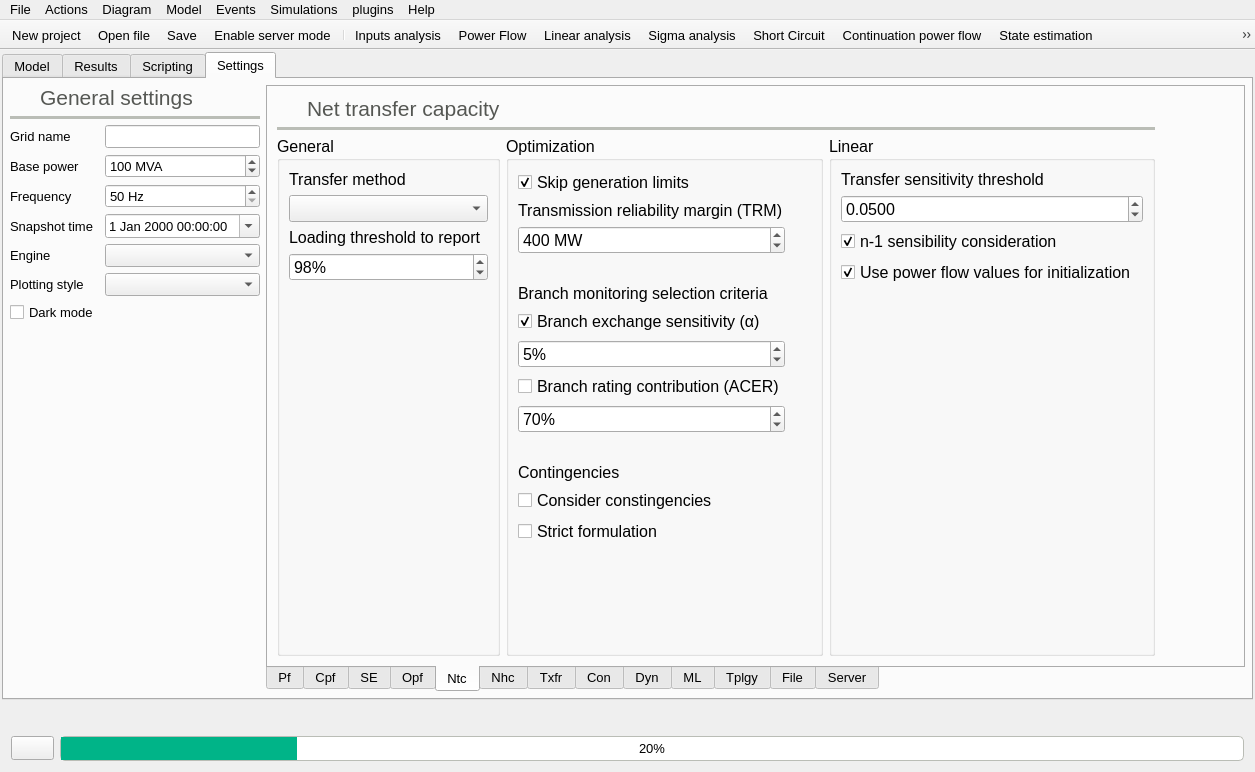
Qt form src/VeraGrid/Gui/Main/MainWindow.ui (SanPen/VeraGrid) before a commit.
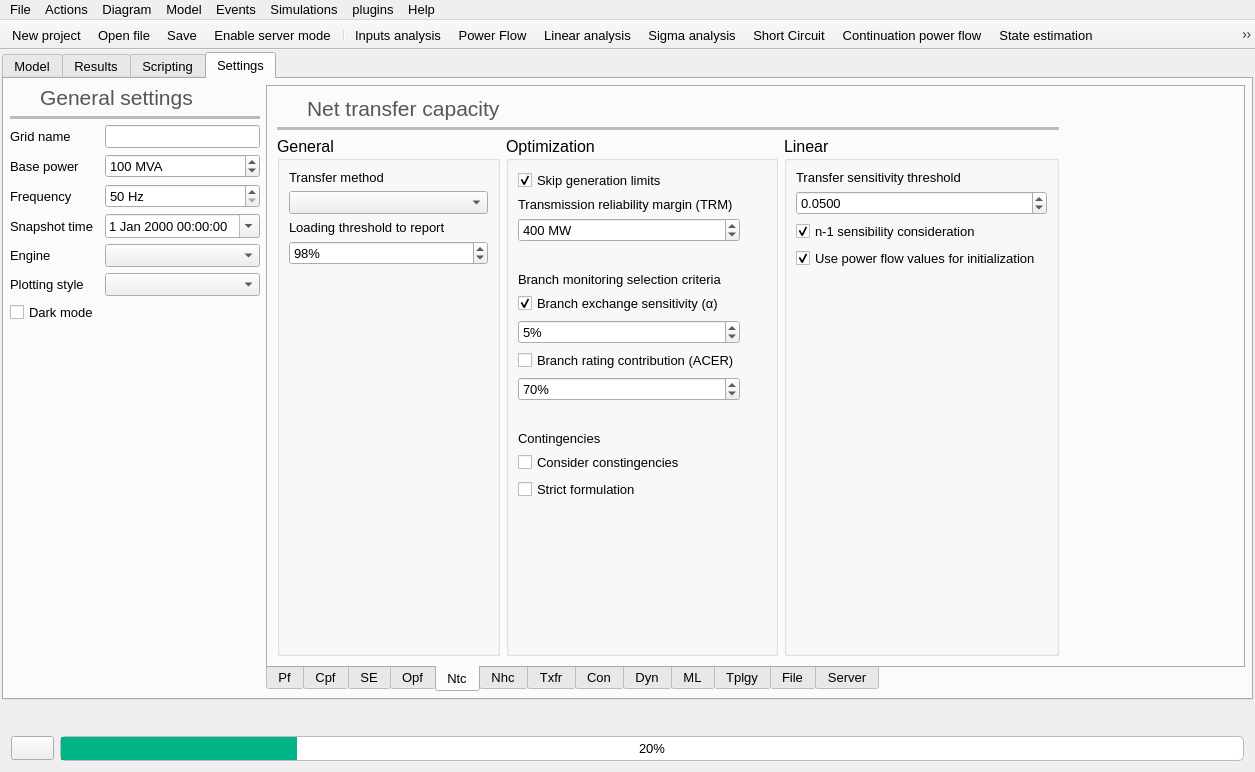
The same form after that commit. The open tabs and pages were chosen to show the change. Icons and pictures are not drawn.

What changed in the file:
```diff
--- a/src/VeraGrid/Gui/Main/MainWindow.ui
+++ b/src/VeraGrid/Gui/Main/MainWindow.ui
@@ -5838,6 +5838,11 @@
               <layout class="QGridLayout" name="gridLayout_15">
                <item row="7" column="0">
                 <widget class="QCheckBox" name="ntcSelectBasedOnAcerCriteriaCheckBox">
+                 <property name="font">
+                  <font>
+                   <pointsize>10</pointsize>
+                  </font>
+                 </property>
                  <property name="toolTip">
                   <string>&lt;html&gt;&lt;head/&gt;&lt;body&gt;&lt;p&gt;This criteria springs from the ACER (Agency for the Cooperation for Energy Regulators).&lt;/p&gt;&lt;p&gt;It determines that a branch is only relevant to be considered in a NTC calculation if the flow due to the exchange is over a percentage (70%) &lt;/p&gt;&lt;p&gt;&lt;br/&gt;&lt;/p&gt;&lt;p&gt;A branch is monitored only if:&lt;/p&gt;&lt;p&gt;(branch_rate * 70%) / branch_alpha &amp;lt;= total exchange rating&lt;/p&gt;&lt;/body&gt;&lt;/html&gt;</string>
                  </property>
@@ -5848,6 +5853,11 @@
                </item>
                <item row="0" column="0" colspan="2">
                 <widget class="QCheckBox" name="skipNtcGenerationLimitsCheckBox">
+                 <property name="font">
+                  <font>
+                   <pointsize>10</pointsize>
+                  </font>
+                 </property>
                  <property name="toolTip">
                   <string>If activated, the generation limits are not considered</string>
                  </property>
@@ -5861,6 +5871,11 @@
                </item>
                <item row="2" column="0">
                 <widget class="QSpinBox" name="trmSpinBox">
+                 <property name="font">
+                  <font>
+                   <pointsize>10</pointsize>
+                  </font>
+                 </property>
                  <property name="suffix">
                   <string> MW</string>
                  </property>
@@ -5880,6 +5895,11 @@
                </item>
                <item row="11" column="0" colspan="2">
                 <widget class="QCheckBox" name="consider_ntc_contingencies_checkBox">
+                 <property name="font">
+                  <font>
+                   <pointsize>10</pointsize>
+                  </font>
+                 </property>
                  <property name="toolTip">
                   <string>If checked, the NTC optimization will use the system declared contingencies</string>
                  </property>
@@ -5890,6 +5910,11 @@
                </item>
                <item row="5" column="0">
                 <widget class="QCheckBox" name="ntcSelectBasedOnExchangeSensitivityCheckBox">
+                 <property name="font">
+                  <font>
+                   <pointsize>10</pointsize>
+                  </font>
+                 </property>
                  <property name="toolTip">
                   <string>&lt;html&gt;&lt;head/&gt;&lt;body&gt;&lt;p&gt;A branch is monitored solely based on its contribution to the inter-area excahge sensitivity. Therefore a branch is selected if it's alpha value is greater than the set alpha %&lt;/p&gt;&lt;/body&gt;&lt;/html&gt;</string>
                  </property>
@@ -5903,6 +5928,11 @@
                </item>
                <item row="8" column="0">
                 <widget class="QSpinBox" name="ntcLoadRuleSpinBox">
+                 <property name="font">
+                  <font>
+                   <pointsize>10</pointsize>
+                  </font>
+                 </property>
                  <property name="suffix">
                   <string>%</string>
                  </property>
@@ -5982,7 +6012,7 @@
                  </property>
                  <property name="font">
                   <font>
-                   <pointsize>12</pointsize>
+                   <pointsize>10</pointsize>
                    <bold>false</bold>
                   </font>
                  </property>
@@ -6033,6 +6063,11 @@
                    </disabled>
                   </palette>
                  </property>
+                 <property name="font">
+                  <font>
+                   <pointsize>10</pointsize>
+                  </font>
+                 </property>
                  <property name="text">
                   <string>Contingencies</string>
                  </property>
@@ -6040,6 +6075,11 @@
                </item>
                <item row="6" column="0">
                 <widget class="QSpinBox" name="ntcAlphaSpinBox">
+                 <property name="font">
+                  <font>
+                   <pointsize>10</pointsize>
+                  </font>
+                 </property>
                  <property name="toolTip">
                   <string>Minimum exchange contribution (Alpha)</string>
                  </property>
@@ -6056,6 +6096,11 @@
                </item>
                <item row="1" column="0">
                 <widget class="QLabel" name="label_231">
+                 <property name="font">
+                  <font>
+                   <pointsize>10</pointsize>
+                  </font>
+                 </property>
                  <property name="toolTip">
                   <string>Transmission reliability margin (TRM)</string>
                  </property>
@@ -6066,6 +6111,11 @@
                </item>
                <item row="12" column="0" colspan="2">
                 <widget class="QCheckBox" name="strict_ntc_formulation_checkBox">
+                 <property name="font">
+                  <font>
+                   <pointsize>10</pointsize>
+                  </font>
+                 </property>
                  <property name="toolTip">
                   <string>More strict NTC Formulation: No slacks of any type and specific monitoring criteria</string>
                  </property>
@@ -6103,6 +6153,11 @@
                </item>
                <item row="3" column="0">
                 <widget class="QLabel" name="label_30">
+                 <property name="font">
+                  <font>
+                   <pointsize>10</pointsize>
+                  </font>
+                 </property>
                  <property name="text">
                   <string>Loading threshold to report</string>
                  </property>
@@ -6110,6 +6165,11 @@
                </item>
                <item row="1" column="0">
                 <widget class="QLabel" name="label_77">
+                 <property name="font">
+                  <font>
+                   <pointsize>10</pointsize>
+                  </font>
+                 </property>
                  <property name="text">
                   <string>Transfer method</string>
                  </property>
@@ -6117,6 +6177,11 @@
                </item>
                <item row="4" column="0">
                 <widget class="QSpinBox" name="ntcReportLoadingThresholdSpinBox">
+                 <property name="font">
+                  <font>
+                   <pointsize>10</pointsize>
+                  </font>
+                 </property>
                  <property name="suffix">
                   <string>%</string>
                  </property>
@@ -6129,7 +6194,13 @@
                 </widget>
                </item>
                <item row="2" column="0">
-                <widget class="QComboBox" name="transferMethodComboBox"/>
+                <widget class="QComboBox" name="transferMethodComboBox">
+                 <property name="font">
+                  <font>
+                   <pointsize>10</pointsize>
+                  </font>
+                 </property>
+                </widget>
                </item>
               </layout>
              </widget>
@@ -6241,6 +6312,11 @@
               <layout class="QGridLayout" name="gridLayout_29">
                <item row="0" column="0" colspan="2">
                 <widget class="QLabel" name="label_62">
+                 <property name="font">
+                  <font>
+                   <pointsize>10</pointsize>
+                  </font>
+                 </property>
                  <property name="text">
                   <string>Transfer sensitivity threshold</string>
                  </property>
@@ -6248,6 +6324,11 @@
                </item>
                <item row="2" column="0" colspan="2">
                 <widget class="QCheckBox" name="n1ConsiderationCheckBox">
+                 <property name="font">
+                  <font>
+                   <pointsize>10</pointsize>
+                  </font>
+                 </property>
                  <property name="text">
                   <string>n-1 sensibility consideration</string>
                  </property>
@@ -6271,6 +6352,11 @@
                </item>
                <item row="1" column="0" colspan="2">
                 <widget class="QDoubleSpinBox" name="atcThresholdSpinBox">
+                 <property name="font">
+                  <font>
+                   <pointsize>10</pointsize>
+                  </font>
+                 </property>
                  <property name="toolTip">
                   <string>Threshold used to discard insensitive branches</string>
                  </property>
@@ -6290,6 +6376,11 @@
                </item>
                <item row="3" column="0">
                 <widget class="QCheckBox" name="usePfValuesForAtcCheckBox">
+                 <property name="font">
+                  <font>
+                   <pointsize>10</pointsize>
+                  </font>
+                 </property>
                  <property name="toolTip">
                   <string>Use existing power flow values for the contingency initialization in the net transfer capacity and contingency simulations</string>
                  </property>
```
Left out of the diff: 102 changed lines with no effect on the pictures.
